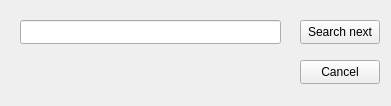
Ruha24/YamlEditor, file searchingwindow.ui: the form before one commit.
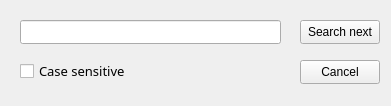
The form after the commit.

Commit message: Added register to searching window

Patch:
```diff
--- a/searchingwindow.ui
+++ b/searchingwindow.ui
@@ -64,6 +64,25 @@
     <string>Cancel</string>
    </property>
   </widget>
+  <widget class="QCheckBox" name="casechb">
+   <property name="geometry">
+    <rect>
+     <x>20</x>
+     <y>60</y>
+     <width>131</width>
+     <height>22</height>
+    </rect>
+   </property>
+   <property name="font">
+    <font>
+     <family>Montserrat</family>
+     <pointsize>10</pointsize>
+    </font>
+   </property>
+   <property name="text">
+    <string>Case sensitive</string>
+   </property>
+  </widget>
  </widget>
  <resources/>
  <connections/>
```
The commit also changes 4 other files.
